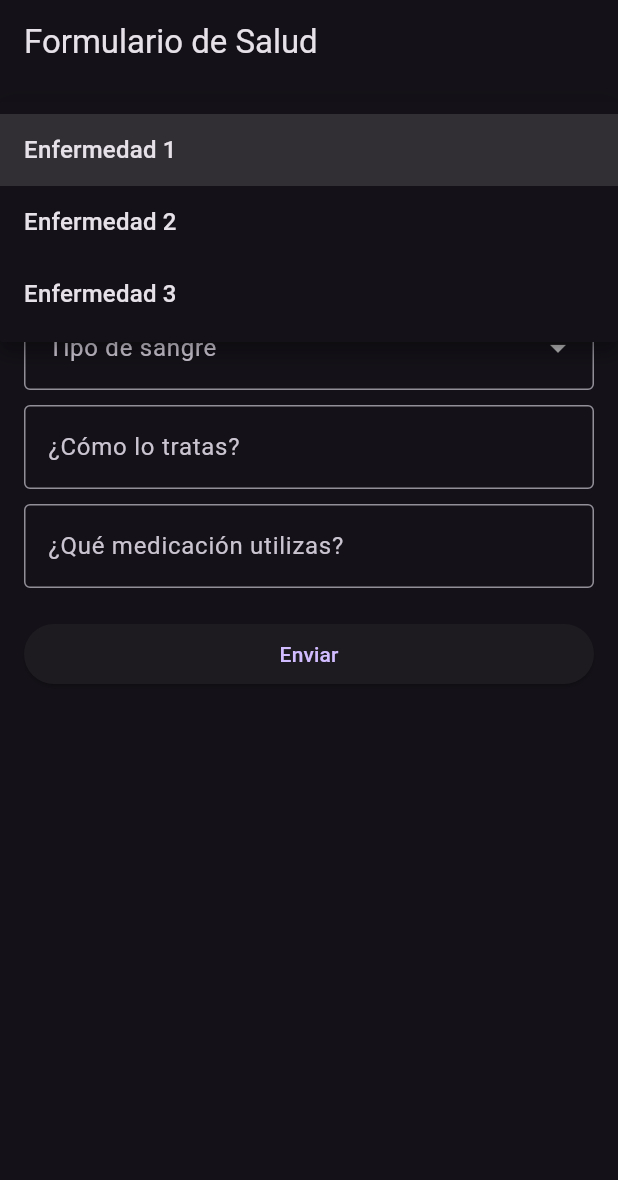
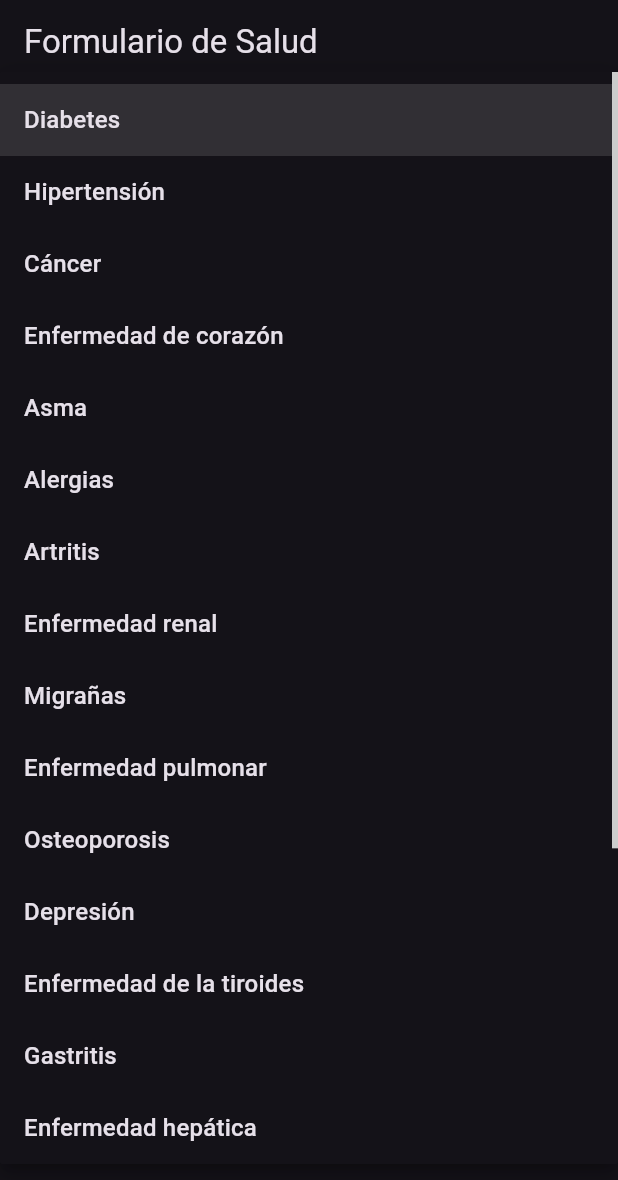
Before and after one commit to Aid-Code/PF-Medifest-Maid-Krasnov-Yedid-Jakubowicz, a Flutter app: the FormularioScreen screen opened by its route, after a tap on "Enfermedad que padece", on a phone screen of 412 x 824 dp. Shown: the top 1180 px of the screen. Run offline on Flutter 3.47's test engine with Material 3 defaults, Android fonts, the phone set to English and light mode, and no system bars; our stand-ins replace go_router.

Commit message:
formulario modificado

```diff
--- a/lib/screen/formulariousuario_screen.dart
+++ b/lib/screen/formulariousuario_screen.dart
@@ -8,15 +8,38 @@ class FormularioScreen extends StatefulWidget {
 }
 
 class _FormularioScreenState extends State<FormularioScreen> {
-  String? selectedEnfermedad;
-  String? selectedTipoSangre;
-
+  // Controladores para los campos de texto
   TextEditingController sintomasController = TextEditingController();
   TextEditingController tratamientoController = TextEditingController();
   TextEditingController medicacionController = TextEditingController();
 
-  final List<String> enfermedades = ['Enfermedad 1', 'Enfermedad 2', 'Enfermedad 3'];
+  // Lista de enfermedades comunes
+  final List<String> enfermedades = [
+    'Diabetes', 'Hipertensión', 'Cáncer', 'Enfermedad de corazón', 'Asma',
+    'Alergias', 'Artritis', 'Enfermedad renal', 'Migrañas', 'Enfermedad pulmonar',
+    'Osteoporosis', 'Depresión', 'Enfermedad de la tiroides', 'Gastritis', 'Enfermedad hepática',
+    'VIH/SIDA', 'Alzheimer', 'Parkinson', 'Anemia', 'Epilepsia', 'Otro'
+  ];
+
+  // Lista de tipos de sangre
   final List<String> tiposSangre = ['A+', 'A-', 'B+', 'B-', 'AB+', 'AB-', 'O+', 'O-'];
+
+  // Lista para almacenar enfermedades seleccionadas y su campo adicional
+  List<Map<String, dynamic>> enfermedadesSeleccionadas = [];
+
+  // Función para agregar una nueva enfermedad
+  void _addEnfermedad() {
+    setState(() {
+      enfermedadesSeleccionadas.add({'enfermedad': null, 'controladorOtro': TextEditingController()});
+    });
+  }
+
+  @override
+  void initState() {
+    super.initState();
+    // Añadir la primera enfermedad por defecto
+    _addEnfermedad();
+  }
 
   @override
   Widget build(BuildContext context) {
@@ -29,8 +52,15 @@ class _FormularioScreenState extends State<FormularioScreen> {
         child: Column(
           crossAxisAlignment: CrossAxisAlignment.stretch,
           children: [
+            ...enfermedadesSeleccionadas.asMap().entries.map((entry) {
+              int index = entry.key;
+              Map<String, dynamic> enfermedadData = entry.value;
+
+              return Column(
+                crossAxisAlignment: CrossAxisAlignment.start,
+                children: [
                   DropdownButtonFormField<String>(
-              value: selectedEnfermedad,
+                    value: enfermedadData['enfermedad'],
                     items: enfermedades.map((String enfermedad) {
                       return DropdownMenuItem<String>(
                         value: enfermedad,
@@ -39,7 +69,7 @@ class _FormularioScreenState extends State<FormularioScreen> {
                     }).toList(),
                     onChanged: (String? newValue) {
                       setState(() {
-                  selectedEnfermedad = newValue;
+                        enfermedadesSeleccionadas[index]['enfermedad'] = newValue;
                       });
                     },
                     decoration: const InputDecoration(
@@ -47,7 +77,33 @@ class _FormularioScreenState extends State<FormularioScreen> {
                       border: OutlineInputBorder(),
                     ),
                   ),
+                  if (enfermedadData['enfermedad'] == 'Otro')
+                    Padding(
+                      padding: const EdgeInsets.symmetric(vertical: 10.0),
+                      child: TextField(
+                        controller: enfermedadData['controladorOtro'],
+                        decoration: const InputDecoration(
+                          labelText: 'Especifique otra enfermedad',
+                          border: OutlineInputBorder(),
+                        ),
+                      ),
+                    ),
                   const SizedBox(height: 10),
+                ],
+              );
+            }).toList(),
+            GestureDetector(
+              onTap: _addEnfermedad,
+              child: Row(
+                mainAxisSize: MainAxisSize.min,
+                children: [
+                  const Icon(Icons.add, color: Colors.blue),
+                  const SizedBox(width: 4),
+                  const Text('Agregar otra enfermedad', style: TextStyle(color: Colors.blue)),
+                ],
+              ),
+            ),
+            const SizedBox(height: 20),
             TextField(
               controller: sintomasController,
               decoration: const InputDecoration(
@@ -57,18 +113,14 @@ class _FormularioScreenState extends State<FormularioScreen> {
             ),
             const SizedBox(height: 10),
             DropdownButtonFormField<String>(
-              value: selectedTipoSangre,
+              value: null,
               items: tiposSangre.map((String tipo) {
                 return DropdownMenuItem<String>(
                   value: tipo,
                   child: Text(tipo),
                 );
               }).toList(),
-              onChanged: (String? newValue) {
-                setState(() {
-                  selectedTipoSangre = newValue;
-                });
-              },
+              onChanged: (String? newValue) {},
               decoration: const InputDecoration(
                 labelText: 'Tipo de sangre',
                 border: OutlineInputBorder(),
```
Lines whose indentation alone changed are shown as unchanged.
